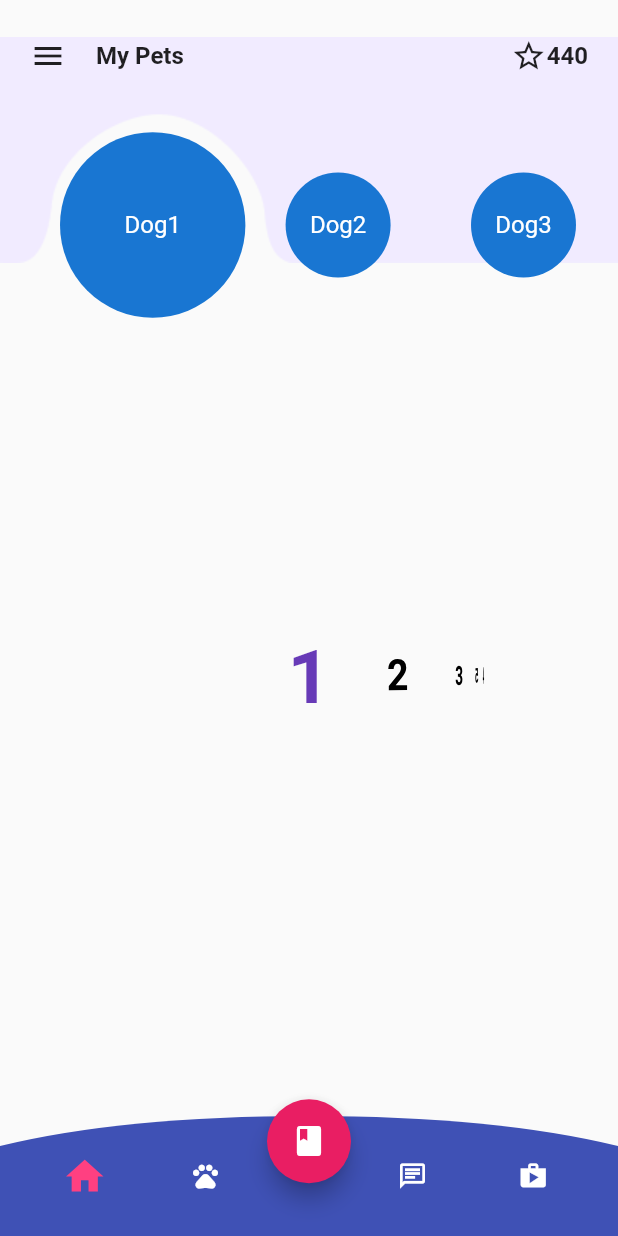
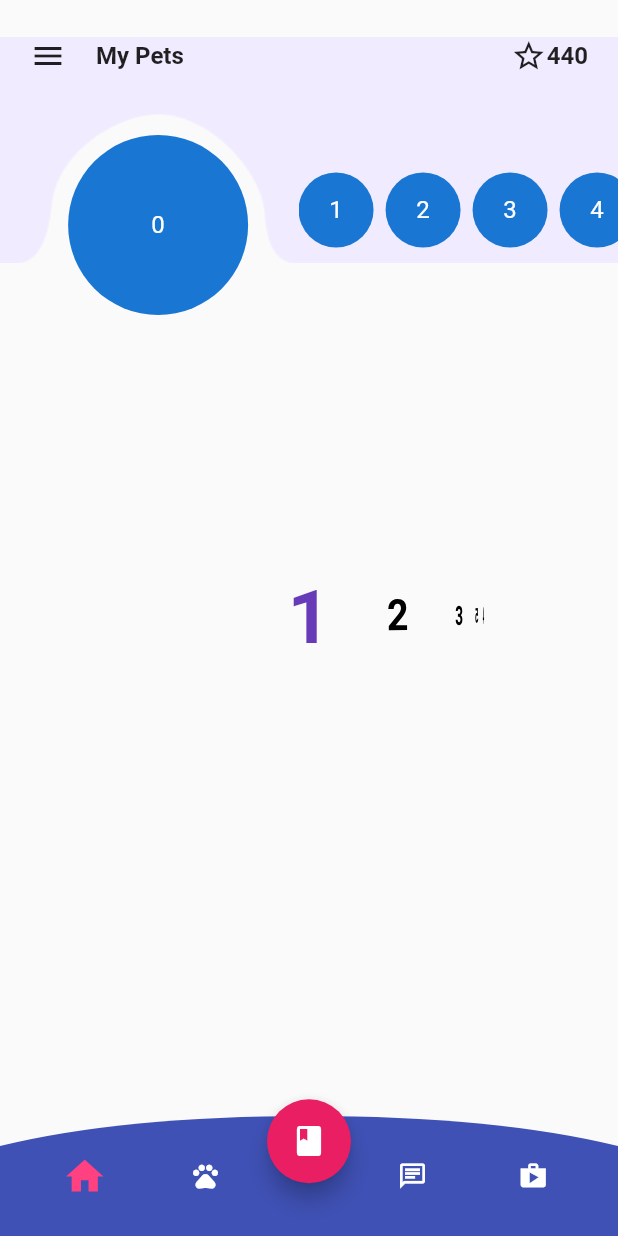
Before and after one commit to AdityaChaudhary18/testDOG, a Flutter app: the screen it shows after launch, on a phone screen of 412 x 824 dp. Run offline on Flutter 3.47's test engine with Material 2 defaults, Android fonts, the phone set to English and light mode, and no system bars.

Commit message:
trailer 3 done

```diff
--- a/lib/home.dart
+++ b/lib/home.dart
@@ -15,14 +15,30 @@ class _HomeState extends State<Home> {
   int selectedTab = 0;
   late PageController _pageController;
 
-  List<String> images = [
+  List<List<String>> images = [
+    [
       "https://png.pngtree.com/png-clipart/20200226/original/pngtree-cute-cartoon-dog-in-a-pocket-png-image_5317215.jpg",
+      "0"
+    ],
+    [
       "https://img.freepik.com/free-vector/cute-dog-with-rose-flower-cartoon-illustration_138676-3234.jpg?w=2000",
-    "https://m.media-amazon.com/images/I/81aCJakI4DL._SL1500_.jpg",
+      "1"
+    ],
+    ["https://m.media-amazon.com/images/I/81aCJakI4DL._SL1500_.jpg", "2"],
+    [
       "https://img.freepik.com/free-vector/cute-corgi-dog-eating-bone-cartoon_138676-2534.jpg?w=2000",
-    "https://upload.wikimedia.org/wikipedia/commons/thumb/9/9e/Plus_symbol.svg/1200px-Plus_symbol.svg.png"
+      "3"
+    ],
+    [
+      "https://cdn.dribbble.com/users/1044993/screenshots/14192069/media/5628c04245c25b815e3c2e5d19db2a4c.png?compress=1&resize=400x300",
+      "4"
+    ],
+    [
+      "https://upload.wikimedia.org/wikipedia/commons/thumb/9/9e/Plus_symbol.svg/1200px-Plus_symbol.svg.png",
+      "5"
+    ]
   ];
-  List<String> images2 = ["Dog1", "Dog2", "Dog3", "Dog4", "+"];
+  List<String> images2 = ["Dog1", "Dog2", "Dog3", "Dog4", "Dog5", "+"];
   @override
   void initState() {
     super.initState();
@@ -61,6 +77,12 @@ class _HomeState extends State<Home> {
       Center(
         child: Text(
           "Page 4",
+          style: TextStyle(fontSize: 100, fontWeight: FontWeight.bold),
+        ),
+      ),
+      Center(
+        child: Text(
+          "Page 5",
           style: TextStyle(fontSize: 100, fontWeight: FontWeight.bold),
         ),
       ),
@@ -220,48 +242,44 @@ class _HomeState extends State<Home> {
                     ],
                   ),
                 ),
-                Transform.translate(
-                  offset: Offset(40, 0),
+                Padding(
+                  padding: const EdgeInsets.only(top: 50.0),
+                  child: Row(
+                    children: [
+                      Padding(
+                        padding:
+                            EdgeInsets.only(top: 40, left: (size.width / 35)),
+                        child: Container(
+                          width: size.width / 2.2,
+                          decoration: BoxDecoration(
+                              borderRadius:
+                                  BorderRadius.all(Radius.circular(20))),
+                          child: CircleAvatar(
+                            child: Text(images[0][1]),
+                            radius: 60,
+                          ),
+                        ),
+                      ),
+                      Expanded(
                         child: Padding(
-                    padding: const EdgeInsets.only(top: 50.0),
+                          padding: const EdgeInsets.only(top: 20.0),
                           child: Container(
-                      height: 200,
-                      child: PageView.builder(
-                          padEnds: false,
-                          itemCount: images.length + 3,
-                          onPageChanged: (x) {
-                            if (x != images.length - 1) {
+                            height: 100,
+                            child: ListView.builder(
+                              scrollDirection: Axis.horizontal,
+                              itemBuilder: (context, currentTile) {
+                                return Padding(
+                                  padding: const EdgeInsets.only(right: 8.0),
+                                  child: GestureDetector(
+                                    onTap: () {
+                                      if (currentTile + 1 < images.length - 1) {
                                         setState(() {
-                                selectedTab = x;
+                                          List<String> temp = images[0];
+                                          images[0] = images[currentTile + 1];
+                                          images[currentTile + 1] = temp;
+                                          selectedTab = int.parse(images[0][1]);
                                         });
                                       } else {
-                              _pageController.animateToPage(images.length - 2,
-                                  duration: Duration(milliseconds: 200),
-                                  curve: Curves.linear);
-                            }
-                          },
-                          controller: _pageController,
-                          itemBuilder: (context, pagePosition) {
-                            return pagePosition < images.length
-                                ? FractionallySizedBox(
-                                    heightFactor:
-                                        selectedTab == pagePosition ? 1 : 0.35,
-                                    child: GestureDetector(
-                                      onTap: () {
-                                        if (pagePosition != images.length - 1) {
-                                          setState(() {
-                                            selectedTab = pagePosition;
-                                          });
-                                          _pageController.animateToPage(
-                                              pagePosition,
-                                              duration:
-                                                  Duration(milliseconds: 200),
-                                              curve: Curves.linear);
-                                        } else {
-                                          _pageController.animateToPage(0,
-                                              duration:
-                                                  Duration(milliseconds: 200),
-                                              curve: Curves.linear);
                                         Navigator.push(
                                             context,
                                             MaterialPageRoute(
@@ -270,17 +288,23 @@ class _HomeState extends State<Home> {
                                       }
                                     },
                                     child: CircleAvatar(
-                                        child: Text("${images2[pagePosition]}"),
+                                      child: Text(
+                                          currentTile != images.length - 2
+                                              ? images[currentTile + 1][1]
+                                              : "+"),
+                                      radius: 25,
+                                    ),
+                                  ),
+                                );
+                              },
+                              itemCount: images.length - 1,
+                            ),
                           ),
                         ),
                       )
-                                : SizedBox(
-                                    width: 0,
-                                  );
-                          }),
+                    ],
                   ),
-                  ),
-                ),
+                )
               ],
             ),
             Container(
```
Lines whose indentation alone changed are shown as unchanged.
